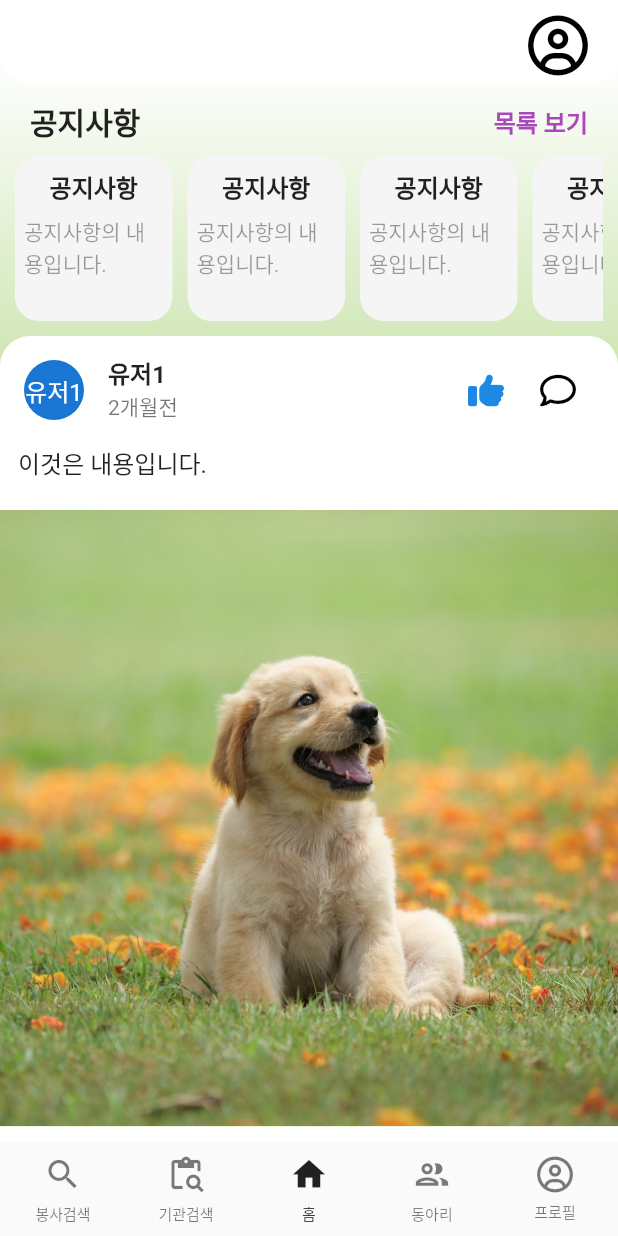
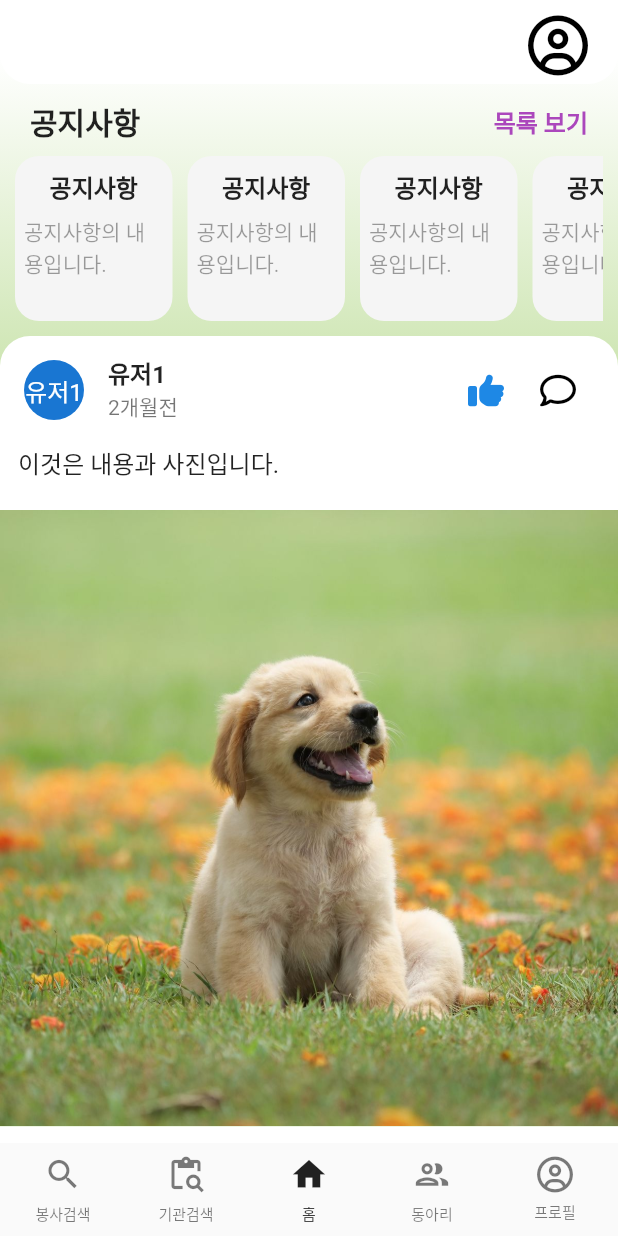
Before and after one commit to 2023-Together/Together_Dev_Flutter, a Flutter app: the screen it shows after launch, on a phone screen of 412 x 824 dp. Run offline on Flutter 3.47's test engine with Material 2 defaults, Android fonts, the phone set to English and light mode, and no system bars; our stand-ins replace flutter_secure_storage, font_awesome_flutter, go_router, google_mobile_ads; accounts and stored records are empty; network calls fail.

Commit message:
초기화 커뮤니티 리스트 수정

```diff
--- a/lib/features/comunity/comunity_screen.dart
+++ b/lib/features/comunity/comunity_screen.dart
@@ -326,7 +326,7 @@ List<Map<String, dynamic>> initComunityList = [
     "title": "제목1",
     "checkGood": true,
     "imgUrl": "assets/images/dog.jpg",
-    "content": "이것은 내용입니다.",
+    "content": "이것은 내용과 사진입니다.",
     "date": "2023-05-1",
     "user": "유저1",
   },
@@ -344,7 +344,7 @@ List<Map<String, dynamic>> initComunityList = [
     "title": "제목3",
     "checkGood": false,
     "imgUrl": "http://www.100ssd.co.kr/news/photo/202008/70836_50981_2758.jpg",
-    "content": "이것은 내용입니다.",
+    "content": "이것은 내용과 사진입니다.",
     "date": "2023-05-3",
     "user": "유저3",
   },
@@ -362,7 +362,7 @@ List<Map<String, dynamic>> initComunityList = [
     "title": "제목5",
     "checkGood": false,
     "imgUrl": "http://www.100ssd.co.kr/news/photo/202008/70836_50981_2758.jpg",
-    "content": "이것은 내용입니다.",
+    "content": "이것은 내용과 사진입니다.",
     "date": "2023-05-5",
     "user": "유저5",
   },
@@ -371,7 +371,7 @@ List<Map<String, dynamic>> initComunityList = [
     "title": "제목6",
     "checkGood": false,
     "imgUrl": "assets/images/dog.jpg",
-    "content": "이것은 내용입니다.",
+    "content": "이것은 내용과 사진입니다.",
     "date": "2023-05-6",
     "user": "유저6",
   },
@@ -380,7 +380,7 @@ List<Map<String, dynamic>> initComunityList = [
     "title": "제목7",
     "checkGood": true,
     "imgUrl": "assets/images/dog.jpg",
-    "content": "이것은 내용입니다.",
+    "content": "이것은 내용과 사진입니다.",
     "date": "2023-05-7",
     "user": "유저7",
   },
@@ -399,7 +399,7 @@ List<Map<String, dynamic>> initComunityList = [
     "title": "제목9",
     "checkGood": false,
     "imgUrl": "http://www.100ssd.co.kr/news/photo/202008/70836_50981_2758.jpg",
-    "content": "이것은 내용입니다.",
+    "content": "이것은 내용과 사진입니다.",
     "date": "2023-05-9",
     "user": "유저9",
   },
@@ -409,7 +409,7 @@ List<Map<String, dynamic>> initComunityList = [
     "title": "제목10",
     "checkGood": false,
     "imgUrl": "assets/images/dog.jpg",
-    "content": "이것은 내용입니다.",
+    "content": "이것은 내용과 사진입니다.",
     "date": "2023-05-10",
     "user": "유저10",
   },
```
Also changed, not shown: pubspec.lock, 1 other file.
